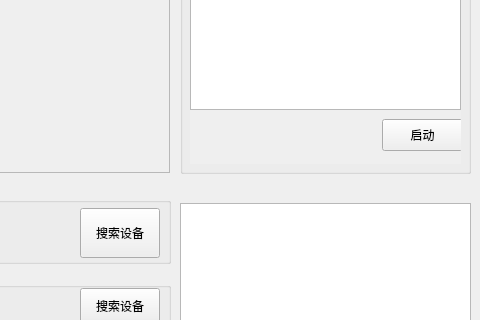
Qt form resources/ui/main_form.ui (radiantwf/pokemon-controller-gui) before a commit; both pictures show x 480 to 960 and y 197 to 517 of the 960 by 750 pixel window.
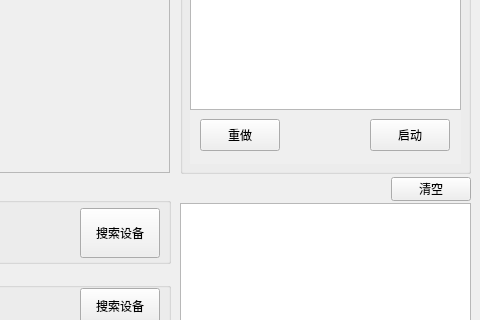
The same form after that commit. The open tabs and pages were chosen to show the change.

```diff
--- a/resources/ui/main_form.ui
+++ b/resources/ui/main_form.ui
@@ -926,6 +926,19 @@
      </property>
     </widget>
    </widget>
+   <widget class="QPushButton" name="btnClearLog">
+    <property name="geometry">
+     <rect>
+      <x>871</x>
+      <y>374</y>
+      <width>80</width>
+      <height>24</height>
+     </rect>
+    </property>
+    <property name="text">
+     <string>清空</string>
+    </property>
+   </widget>
    <widget class="QTextBrowser" name="textBrowserLog">
     <property name="geometry">
      <rect>
@@ -1251,12 +1264,25 @@
       <attribute name="label">
        <string>图像识别脚本</string>
       </attribute>
+     <widget class="QPushButton" name="btn_recognition_redo">
+      <property name="geometry">
+       <rect>
+        <x>10</x>
+        <y>190</y>
+        <width>80</width>
+        <height>32</height>
+       </rect>
+      </property>
+      <property name="text">
+       <string>重做</string>
+      </property>
+     </widget>
       <widget class="QPushButton" name="btn_recognition_opt">
        <property name="geometry">
         <rect>
-         <x>192</x>
+        <x>180</x>
          <y>190</y>
-         <width>81</width>
+        <width>80</width>
          <height>32</height>
         </rect>
        </property>
```
Lines whose indentation alone changed are shown as unchanged.
